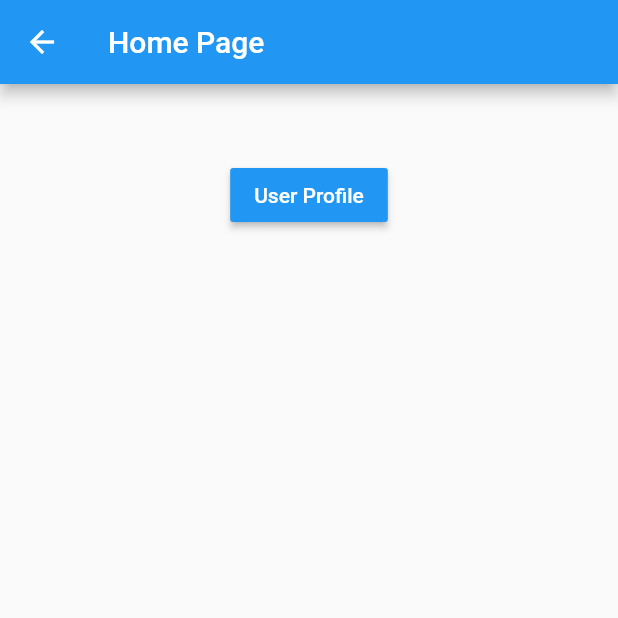
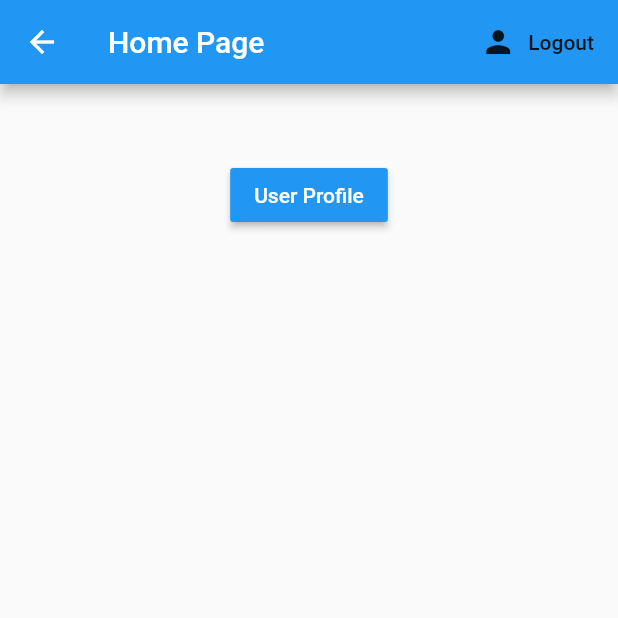
Before and after one commit to gingerkid77/cl_demo_app, a Flutter app: the HomePage screen opened directly with empty values, on a phone screen of 412 x 824 dp, the top half of it. Run offline on Flutter 3.47's test engine with Material 2 defaults, Android fonts, the phone set to English and light mode, and no system bars; our stand-ins replace flutter_spinkit, shared_preferences; missing offline and left inert: requests; accounts and stored records are empty.

Commit message:
Added logout button

```diff
--- a/lib/screens/UserHomePage.dart
+++ b/lib/screens/UserHomePage.dart
@@ -1,5 +1,6 @@
 import 'package:flutter/material.dart';
 import 'package:requests/requests.dart';
+import 'package:shared_preferences/shared_preferences.dart';
 
 // User Profile Page
 // keeping it as stateful as we'll be passing in the auth token
@@ -24,6 +25,13 @@ class _HomePageState extends State<HomePage> {
       appBar: AppBar(
 
         title: Text('Home Page'),
+        actions: <Widget>[
+          FlatButton.icon(
+          icon: Icon(Icons.person),
+          label: Text('Logout'),
+          onPressed: () => _logout(),
+        ),
+        ]
       ),
       body: Center(
 
@@ -61,6 +69,20 @@ class _HomePageState extends State<HomePage> {
     );
   }
 
+  // method to log the user out. Added this to test the
+  // prefs storage approach
+  void _logout() async {
+
+    final prefs = await SharedPreferences.getInstance();
+
+    // remove the auth token
+    prefs.remove('authToken');
+
+    // go back to the home page
+    Navigator.pushReplacementNamed(context, '/login');
+
+  }
+
   // private method to get the profile data
   Future<dynamic> _getProfileData(authToken) async {
 
```
